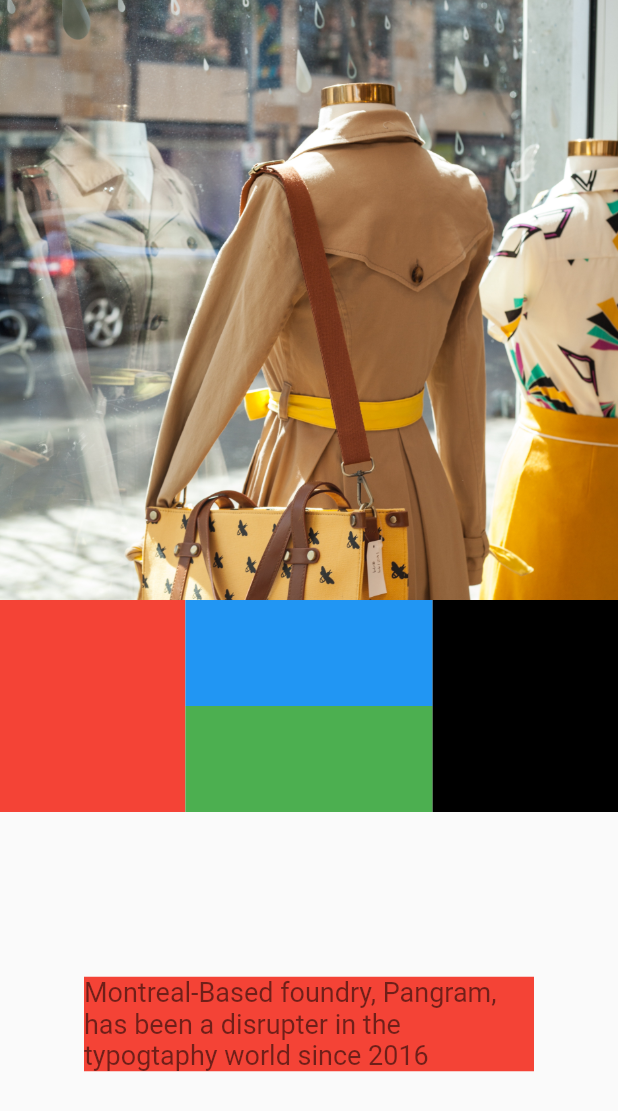
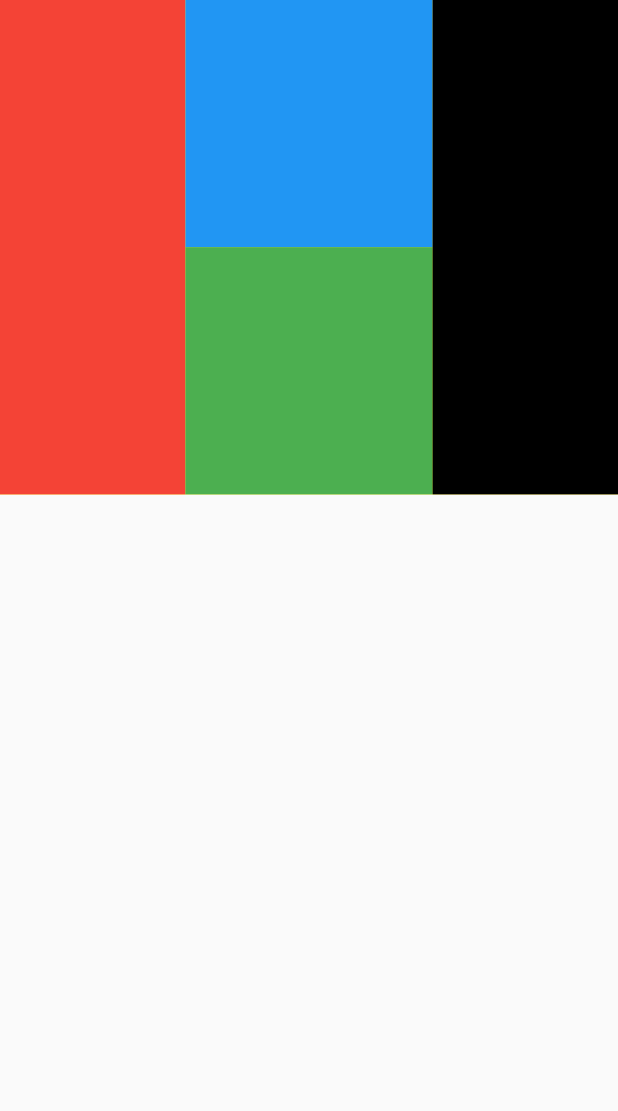
Before and after one commit to Thr93Satar/hiring_academy, a Flutter app: the screen it shows after launch, on a phone screen of 412 x 824 dp. Shown: the top 1111 px of the screen. Run offline on Flutter 3.47's test engine with Material 2 defaults, Android fonts, the phone set to English and light mode, and no system bars.

Commit message:
I Hate my flutter code xD

```diff
--- a/lib/main.dart
+++ b/lib/main.dart
@@ -1,5 +1,6 @@
-// import 'package:flutter/cupertino.dart';
+import 'package:flutter/cupertino.dart';
 import 'package:flutter/material.dart';
+import 'package:flutter/widgets.dart';
 
 void main() {
   runApp(const MyApp());
@@ -12,21 +13,25 @@ class MyApp extends StatelessWidget {
   Widget build(BuildContext context) {
     return MaterialApp(
       home: Scaffold(
-        body: Column(
-            children: [
+        body: Column(children: [
           Expanded(
             child: Stack(
               children: [
                 Expanded(
-                      flex: 5,
-                      child: Column(
-                        mainAxisAlignment: MainAxisAlignment.end,
+                  child: Column (
                     children: [
-                          SizedBox(
-                            height: 400,
+                      Expanded(
+                        flex: 2,
+                        child: Row(
+                          children: [
+                            Expanded(
+                              child: Container (
+                                decoration: BoxDecoration(
+                                  color: Colors.yellow,
+                                  borderRadius: BorderRadius.only(topRight: Radius.circular(20),topLeft: Radius.circular(20))
                                 ),
-                          Expanded(
-                            child: Row ( //row 6
+                                child: Expanded( //-------------------------------------------------First Card----------------------------------
+                                  child: Row (
                                       children: [
                                         Expanded(
                                           flex: 3,
@@ -83,41 +88,32 @@ class MyApp extends StatelessWidget {
                                       ]
                                   ),
                                 ),
+                              ),
+                            ) //---------------------------------------------------------End of first Card
+                          ],
+                        ),
+                      ),
                       Expanded(
-                            flex : 2,
+                        flex: 3,
                         child: Row(
-                              mainAxisAlignment: MainAxisAlignment.center,
-                              children: [
-                                Container(
-                                  width: 300,
-                                  decoration: const BoxDecoration(
-                                    color: Colors.red,
-                                  ),
-                                  child: const Text(
-                                    'Montreal-Based foundry, Pangram, has been a disrupter in the typogtaphy world since 2016',
-                                    textAlign: TextAlign.start,
-                                    style: TextStyle(
-                                      fontSize: 18,
-                                      color: Colors.black54,
-                                    ),
                         ),
                       ),
                     ],
                   ),
                 ),
+                // SizedBox(
+                //   height: 400,
+                //   width: double.infinity,
+                //   child: Image.asset(
+                //     'assets/pexels-timothy-paule-ii-2002717.jpg',
+                //     fit: BoxFit.fitWidth,
+                //     alignment: Alignment.topCenter,
+                //   ),
+                // ),
               ],
             ),
-                    ),
-                    SizedBox(
-                      height: 400,
-                      width: double.infinity,
-                      child: Image.asset('assets/pexels-timothy-paule-ii-2002717.jpg', fit: BoxFit.fitWidth , alignment: Alignment.topCenter,),
-                    ),
-                  ]
-                ),
-              ),
-        ]
-        ),
+          )
+        ]),
       ),
     );
   }
```
Also changed, not shown: lib/Trash code.dart (+81 -52 lines). Lines whose indentation alone changed are shown as unchanged.
